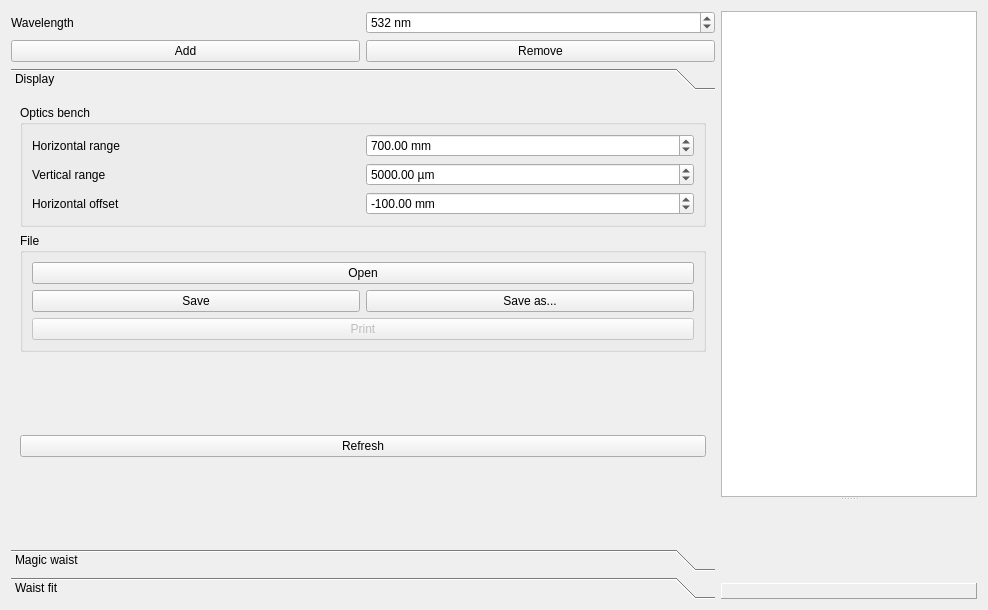
Above: GaussianBeamForm.ui from krokosik/GaussianBeam before the change. Below: the same form after it.
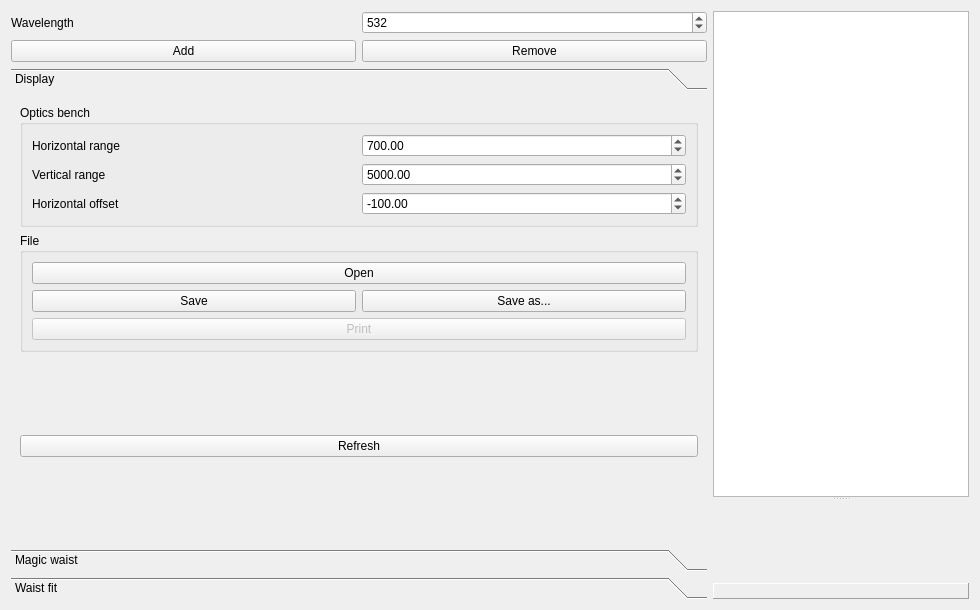
That is the form after the change. The open tabs and pages were chosen to show the change.

Diff of the .ui file:
```diff
--- a/GaussianBeamForm.ui
+++ b/GaussianBeamForm.ui
@@ -5,7 +5,7 @@
    <rect>
     <x>0</x>
     <y>0</y>
-    <width>988</width>
+    <width>980</width>
     <height>610</height>
    </rect>
   </property>
@@ -26,9 +26,6 @@
        </item>
        <item>
         <widget class="QDoubleSpinBox" name="doubleSpinBox_Wavelength" >
-         <property name="suffix" >
-          <string> nm</string>
-         </property>
          <property name="decimals" >
           <number>0</number>
          </property>
@@ -88,8 +85,8 @@
          <rect>
           <x>0</x>
           <y>0</y>
-          <width>704</width>
-          <height>426</height>
+          <width>242</width>
+          <height>343</height>
          </rect>
         </property>
         <attribute name="label" >
@@ -111,9 +108,6 @@
             </item>
             <item row="0" column="1" >
              <widget class="QDoubleSpinBox" name="doubleSpinBox_HRange" >
-              <property name="suffix" >
-               <string> mm</string>
-              </property>
               <property name="minimum" >
                <double>1.000000000000000</double>
               </property>
@@ -137,9 +131,6 @@
             </item>
             <item row="1" column="1" >
              <widget class="QDoubleSpinBox" name="doubleSpinBox_VRange" >
-              <property name="suffix" >
-               <string> µm</string>
-              </property>
               <property name="minimum" >
                <double>1.000000000000000</double>
               </property>
@@ -163,9 +154,6 @@
             </item>
             <item row="2" column="1" >
              <widget class="QDoubleSpinBox" name="doubleSpinBox_HOffset" >
-              <property name="suffix" >
-               <string> mm</string>
-              </property>
               <property name="minimum" >
                <double>-100000.000000000000000</double>
               </property>
```
Left out of the diff: 16 changed lines with no effect on the pictures.
